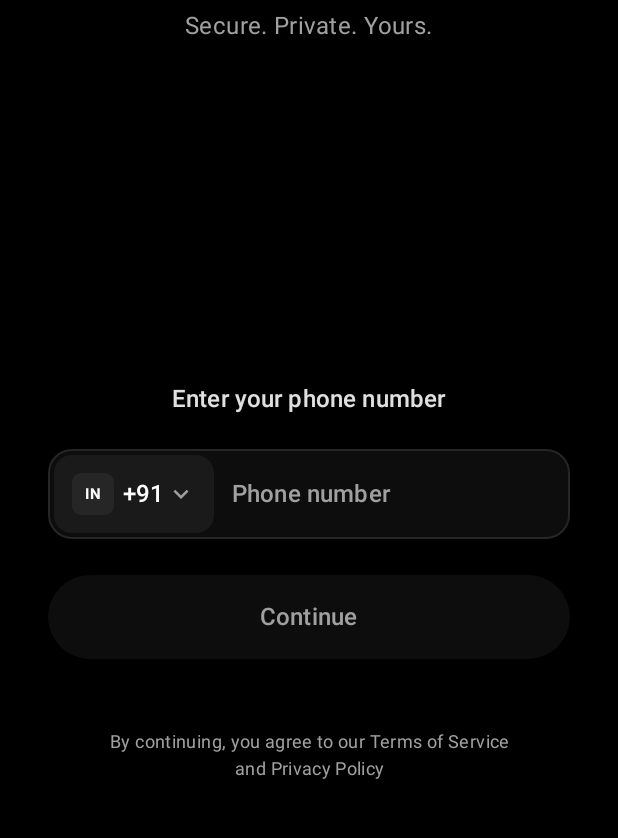
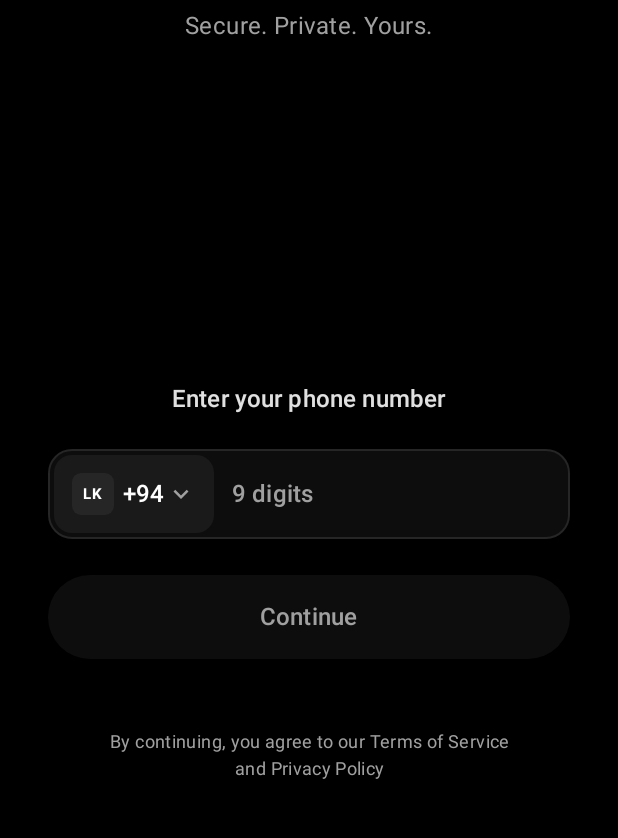
Before and after one commit to zakisheriff/One-Message, an Android app built with Jetpack Compose: the screen it shows after launch (MainActivity), on a phone screen of 412 x 824 dp, the part 361-1199 px from its top. Run offline under Robolectric (Android 15) with nearby library versions, the light colour scheme and no system bars.

Commit message:
Fix phone input UI: cursor, default country, length validation
- White cursor for visibility
- Sri Lanka (+94) as default country
- Country-specific phone number length validation
- Dynamic hint showing expected digit count
- Continue button only enables when correct length entered

```diff
--- a/app/src/main/java/com/example/onemessage/ui/screens/LoginScreen.kt
+++ b/app/src/main/java/com/example/onemessage/ui/screens/LoginScreen.kt
@@ -28,6 +28,7 @@ import androidx.compose.ui.Modifier
 import androidx.compose.ui.draw.clip
 import androidx.compose.ui.graphics.Brush
 import androidx.compose.ui.graphics.Color
+import androidx.compose.ui.graphics.SolidColor
 import androidx.compose.ui.text.font.FontWeight
 import androidx.compose.ui.text.input.KeyboardType
 import androidx.compose.ui.text.style.TextAlign
@@ -37,183 +38,188 @@ import androidx.compose.ui.unit.sp
 import androidx.compose.ui.window.Dialog
 import com.example.onemessage.ui.theme.OneMessageColors
 
-// Country data class
-data class Country(val name: String, val code: String, val dialCode: String, val flag: String)
+// Country data class with phone number length
+data class Country(
+        val name: String,
+        val code: String,
+        val dialCode: String,
+        val phoneLength: Int // Expected phone number length (without country code)
+)
 
-// Complete list of countries with dial codes
+// Complete list of countries with dial codes and phone lengths
 val allCountries =
         listOf(
-                Country("Afghanistan", "AF", "+93", "🇦🇫"),
-                Country("Albania", "AL", "+355", "🇦🇱"),
-                Country("Algeria", "DZ", "+213", "🇩🇿"),
-                Country("Andorra", "AD", "+376", "🇦🇩"),
-                Country("Angola", "AO", "+244", "🇦🇴"),
-                Country("Argentina", "AR", "+54", "🇦🇷"),
-                Country("Armenia", "AM", "+374", "🇦🇲"),
-                Country("Australia", "AU", "+61", "🇦🇺"),
-                Country("Austria", "AT", "+43", "🇦🇹"),
-                Country("Azerbaijan", "AZ", "+994", "🇦🇿"),
-                Country("Bahrain", "BH", "+973", "🇧🇭"),
-                Country("Bangladesh", "BD", "+880", "🇧🇩"),
-                Country("Belarus", "BY", "+375", "🇧🇾"),
-                Country("Belgium", "BE", "+32", "🇧🇪"),
-                Country("Belize", "BZ", "+501", "🇧🇿"),
-                Country("Benin", "BJ", "+229", "🇧🇯"),
-                Country("Bhutan", "BT", "+975", "🇧🇹"),
-                Country("Bolivia", "BO", "+591", "🇧🇴"),
-                Country("Bosnia and Herzegovina", "BA", "+387", "🇧🇦"),
-                Country("Botswana", "BW", "+267", "🇧🇼"),
-                Country("Brazil", "BR", "+55", "🇧🇷"),
-                Country("Brunei", "BN", "+673", "🇧🇳"),
-                Country("Bulgaria", "BG", "+359", "🇧🇬"),
-                Country("Burkina Faso", "BF", "+226", "🇧🇫"),
-                Country("Burundi", "BI", "+257", "🇧🇮"),
-                Country("Cambodia", "KH", "+855", "🇰🇭"),
-                Country("Cameroon", "CM", "+237", "🇨🇲"),
-                Country("Canada", "CA", "+1", "🇨🇦"),
-                Country("Cape Verde", "CV", "+238", "🇨🇻"),
-                Country("Central African Republic", "CF", "+236", "🇨🇫"),
-                Country("Chad", "TD", "+235", "🇹🇩"),
-                Country("Chile", "CL", "+56", "🇨🇱"),
-                Country("China", "CN", "+86", "🇨🇳"),
-                Country("Colombia", "CO", "+57", "🇨🇴"),
-                Country("Comoros", "KM", "+269", "🇰🇲"),
-                Country("Congo", "CG", "+242", "🇨🇬"),
-                Country("Costa Rica", "CR", "+506", "🇨🇷"),
-                Country("Croatia", "HR", "+385", "🇭🇷"),
-                Country("Cuba", "CU", "+53", "🇨🇺"),
-                Country("Cyprus", "CY", "+357", "🇨🇾"),
-                Country("Czech Republic", "CZ", "+420", "🇨🇿"),
-                Country("Denmark", "DK", "+45", "🇩🇰"),
-                Country("Djibouti", "DJ", "+253", "🇩🇯"),
-                Country("Dominican Republic", "DO", "+1", "🇩🇴"),
-                Country("Ecuador", "EC", "+593", "🇪🇨"),
-                Country("Egypt", "EG", "+20", "🇪🇬"),
-                Country("El Salvador", "SV", "+503", "🇸🇻"),
-                Country("Equatorial Guinea", "GQ", "+240", "🇬🇶"),
-                Country("Eritrea", "ER", "+291", "🇪🇷"),
-                Country("Estonia", "EE", "+372", "🇪🇪"),
-                Country("Eswatini", "SZ", "+268", "🇸🇿"),
-                Country("Ethiopia", "ET", "+251", "🇪🇹"),
-                Country("Fiji", "FJ", "+679", "🇫🇯"),
-                Country("Finland", "FI", "+358", "🇫🇮"),
-                Country("France", "FR", "+33", "🇫🇷"),
-                Country("Gabon", "GA", "+241", "🇬🇦"),
-                Country("Gambia", "GM", "+220", "🇬🇲"),
-                Country("Georgia", "GE", "+995", "🇬🇪"),
-                Country("Germany", "DE", "+49", "🇩🇪"),
-                Country("Ghana", "GH", "+233", "🇬🇭"),
-                Country("Greece", "GR", "+30", "🇬🇷"),
-                Country("Guatemala", "GT", "+502", "🇬🇹"),
-                Country("Guinea", "GN", "+224", "🇬🇳"),
-                Country("Guyana", "GY", "+592", "🇬🇾"),
-                Country("Haiti", "HT", "+509", "🇭🇹"),
-                Country("Honduras", "HN", "+504", "🇭🇳"),
-                Country("Hong Kong", "HK", "+852", "🇭🇰"),
-                Country("Hungary", "HU", "+36", "🇭🇺"),
-                Country("Iceland", "IS", "+354", "🇮🇸"),
-                Country("India", "IN", "+91", "🇮🇳"),
-                Country("Indonesia", "ID", "+62", "🇮🇩"),
-                Country("Iran", "IR", "+98", "🇮🇷"),
-                Country("Iraq", "IQ", "+964", "🇮🇶"),
-                Country("Ireland", "IE", "+353", "🇮🇪"),
-                Country("Israel", "IL", "+972", "🇮🇱"),
-                Country("Italy", "IT", "+39", "🇮🇹"),
-                Country("Jamaica", "JM", "+1", "🇯🇲"),
-                Country("Japan", "JP", "+81", "🇯🇵"),
-                Country("Jordan", "JO", "+962", "🇯🇴"),
-                Country("Kazakhstan", "KZ", "+7", "🇰🇿"),
-                Country("Kenya", "KE", "+254", "🇰🇪"),
-                Country("Kuwait", "KW", "+965", "🇰🇼"),
-                Country("Kyrgyzstan", "KG", "+996", "🇰🇬"),
-                Country("Laos", "LA", "+856", "🇱🇦"),
-                Country("Latvia", "LV", "+371", "🇱🇻"),
-                Country("Lebanon", "LB", "+961", "🇱🇧"),
-                Country("Lesotho", "LS", "+266", "🇱🇸"),
-                Country("Liberia", "LR", "+231", "🇱🇷"),
-                Country("Libya", "LY", "+218", "🇱🇾"),
-                Country("Liechtenstein", "LI", "+423", "🇱🇮"),
-                Country("Lithuania", "LT", "+370", "🇱🇹"),
-                Country("Luxembourg", "LU", "+352", "🇱🇺"),
-                Country("Macao", "MO", "+853", "🇲🇴"),
-                Country("Madagascar", "MG", "+261", "🇲🇬"),
-                Country("Malawi", "MW", "+265", "🇲🇼"),
-                Country("Malaysia", "MY", "+60", "🇲🇾"),
-                Country("Maldives", "MV", "+960", "🇲🇻"),
-                Country("Mali", "ML", "+223", "🇲🇱"),
-                Country("Malta", "MT", "+356", "🇲🇹"),
-                Country("Mauritania", "MR", "+222", "🇲🇷"),
-                Country("Mauritius", "MU", "+230", "🇲🇺"),
-                Country("Mexico", "MX", "+52", "🇲🇽"),
-                Country("Moldova", "MD", "+373", "🇲🇩"),
-                Country("Monaco", "MC", "+377", "🇲🇨"),
-                Country("Mongolia", "MN", "+976", "🇲🇳"),
-                Country("Montenegro", "ME", "+382", "🇲🇪"),
-                Country("Morocco", "MA", "+212", "🇲🇦"),
-                Country("Mozambique", "MZ", "+258", "🇲🇿"),
-                Country("Myanmar", "MM", "+95", "🇲🇲"),
-                Country("Namibia", "NA", "+264", "🇳🇦"),
-                Country("Nepal", "NP", "+977", "🇳🇵"),
-                Country("Netherlands", "NL", "+31", "🇳🇱"),
-                Country("New Zealand", "NZ", "+64", "🇳🇿"),
-                Country("Nicaragua", "NI", "+505", "🇳🇮"),
-                Country("Niger", "NE", "+227", "🇳🇪"),
-                Country("Nigeria", "NG", "+234", "🇳🇬"),
-                Country("North Korea", "KP", "+850", "🇰🇵"),
-                Country("North Macedonia", "MK", "+389", "🇲🇰"),
-                Country("Norway", "NO", "+47", "🇳🇴"),
-                Country("Oman", "OM", "+968", "🇴🇲"),
-                Country("Pakistan", "PK", "+92", "🇵🇰"),
-                Country("Palestine", "PS", "+970", "🇵🇸"),
-                Country("Panama", "PA", "+507", "🇵🇦"),
-                Country("Papua New Guinea", "PG", "+675", "🇵🇬"),
-                Country("Paraguay", "PY", "+595", "🇵🇾"),
-                Country("Peru", "PE", "+51", "🇵🇪"),
-                Country("Philippines", "PH", "+63", "🇵🇭"),
-                Country("Poland", "PL", "+48", "🇵🇱"),
-                Country("Portugal", "PT", "+351", "🇵🇹"),
-                Country("Qatar", "QA", "+974", "🇶🇦"),
-                Country("Romania", "RO", "+40", "🇷🇴"),
-                Country("Russia", "RU", "+7", "🇷🇺"),
-                Country("Rwanda", "RW", "+250", "🇷🇼"),
-                Country("Saudi Arabia", "SA", "+966", "🇸🇦"),
-                Country("Senegal", "SN", "+221", "🇸🇳"),
-                Country("Serbia", "RS", "+381", "🇷🇸"),
-                Country("Singapore", "SG", "+65", "🇸🇬"),
-                Country("Slovakia", "SK", "+421", "🇸🇰"),
-                Country("Slovenia", "SI", "+386", "🇸🇮"),
-                Country("Somalia", "SO", "+252", "🇸🇴"),
-                Country("South Africa", "ZA", "+27", "🇿🇦"),
-                Country("South Korea", "KR", "+82", "🇰🇷"),
-                Country("South Sudan", "SS", "+211", "🇸🇸"),
-                Country("Spain", "ES", "+34", "🇪🇸"),
-                Country("Sri Lanka", "LK", "+94", "🇱🇰"),
-                Country("Sudan", "SD", "+249", "🇸🇩"),
-                Country("Suriname", "SR", "+597", "🇸🇷"),
-                Country("Sweden", "SE", "+46", "🇸🇪"),
-                Country("Switzerland", "CH", "+41", "🇨🇭"),
-                Country("Syria", "SY", "+963", "🇸🇾"),
-                Country("Taiwan", "TW", "+886", "🇹🇼"),
-                Country("Tajikistan", "TJ", "+992", "🇹🇯"),
-                Country("Tanzania", "TZ", "+255", "🇹🇿"),
-                Country("Thailand", "TH", "+66", "🇹🇭"),
-                Country("Togo", "TG", "+228", "🇹🇬"),
-                Country("Trinidad and Tobago", "TT", "+1", "🇹🇹"),
-                Country("Tunisia", "TN", "+216", "🇹🇳"),
-                Country("Turkey", "TR", "+90", "🇹🇷"),
-                Country("Turkmenistan", "TM", "+993", "🇹🇲"),
-                Country("Uganda", "UG", "+256", "🇺🇬"),
-                Country("Ukraine", "UA", "+380", "🇺🇦"),
-                Country("United Arab Emirates", "AE", "+971", "🇦🇪"),
-                Country("United Kingdom", "GB", "+44", "🇬🇧"),
-                Country("United States", "US", "+1", "🇺🇸"),
-                Country("Uruguay", "UY", "+598", "🇺🇾"),
-                Country("Uzbekistan", "UZ", "+998", "🇺🇿"),
-                Country("Venezuela", "VE", "+58", "🇻🇪"),
-                Country("Vietnam", "VN", "+84", "🇻🇳"),
-                Country("Yemen", "YE", "+967", "🇾🇪"),
-                Country("Zambia", "ZM", "+260", "🇿🇲"),
-                Country("Zimbabwe", "ZW", "+263", "🇿🇼")
+                Country("Afghanistan", "AF", "+93", 9),
+                Country("Albania", "AL", "+355", 9),
+                Country("Algeria", "DZ", "+213", 9),
+                Country("Andorra", "AD", "+376", 6),
+                Country("Angola", "AO", "+244", 9),
+                Country("Argentina", "AR", "+54", 10),
+                Country("Armenia", "AM", "+374", 8),
+                Country("Australia", "AU", "+61", 9),
+                Country("Austria", "AT", "+43", 10),
+                Country("Azerbaijan", "AZ", "+994", 9),
+                Country("Bahrain", "BH", "+973", 8),
+                Country("Bangladesh", "BD", "+880", 10),
+                Country("Belarus", "BY", "+375", 9),
+                Country("Belgium", "BE", "+32", 9),
+                Country("Belize", "BZ", "+501", 7),
+                Country("Benin", "BJ", "+229", 8),
+                Country("Bhutan", "BT", "+975", 8),
+                Country("Bolivia", "BO", "+591", 8),
+                Country("Bosnia and Herzegovina", "BA", "+387", 8),
+                Country("Botswana", "BW", "+267", 8),
+                Country("Brazil", "BR", "+55", 11),
+                Country("Brunei", "BN", "+673", 7),
+                Country("Bulgaria", "BG", "+359", 9),
+                Country("Burkina Faso", "BF", "+226", 8),
+                Country("Burundi", "BI", "+257", 8),
+                Country("Cambodia", "KH", "+855", 9),
+                Country("Cameroon", "CM", "+237", 9),
+                Country("Canada", "CA", "+1", 10),
+                Country("Cape Verde", "CV", "+238", 7),
+                Country("Central African Republic", "CF", "+236", 8),
+                Country("Chad", "TD", "+235", 8),
+                Country("Chile", "CL", "+56", 9),
+                Country("China", "CN", "+86", 11),
+                Country("Colombia", "CO", "+57", 10),
+                Country("Comoros", "KM", "+269", 7),
+                Country("Congo", "CG", "+242", 9),
+                Country("Costa Rica", "CR", "+506", 8),
+                Country("Croatia", "HR", "+385", 9),
+                Country("Cuba", "CU", "+53", 8),
+                Country("Cyprus", "CY", "+357", 8),
+                Country("Czech Republic", "CZ", "+420", 9),
+                Country("Denmark", "DK", "+45", 8),
+                Country("Djibouti", "DJ", "+253", 8),
+                Country("Dominican Republic", "DO", "+1", 10),
+                Country("Ecuador", "EC", "+593", 9),
+                Country("Egypt", "EG", "+20", 10),
+                Country("El Salvador", "SV", "+503", 8),
+                Country("Equatorial Guinea", "GQ", "+240", 9),
+                Country("Eritrea", "ER", "+291", 7),
+                Country("Estonia", "EE", "+372", 8),
+                Country("Eswatini", "SZ", "+268", 8),
+                Country("Ethiopia", "ET", "+251", 9),
+                Country("Fiji", "FJ", "+679", 7),
+                Country("Finland", "FI", "+358", 10),
+                Country("France", "FR", "+33", 9),
+                Country("Gabon", "GA", "+241", 7),
+                Country("Gambia", "GM", "+220", 7),
+                Country("Georgia", "GE", "+995", 9),
+                Country("Germany", "DE", "+49", 11),
+                Country("Ghana", "GH", "+233", 9),
+                Country("Greece", "GR", "+30", 10),
+                Country("Guatemala", "GT", "+502", 8),
+                Country("Guinea", "GN", "+224", 9),
+                Country("Guyana", "GY", "+592", 7),
+                Country("Haiti", "HT", "+509", 8),
+                Country("Honduras", "HN", "+504", 8),
+                Country("Hong Kong", "HK", "+852", 8),
+                Country("Hungary", "HU", "+36", 9),
+                Country("Iceland", "IS", "+354", 7),
+                Country("India", "IN", "+91", 10),
+                Country("Indonesia", "ID", "+62", 11),
+                Country("Iran", "IR", "+98", 10),
+                Country("Iraq", "IQ", "+964", 10),
+                Country("Ireland", "IE", "+353", 9),
+                Country("Israel", "IL", "+972", 9),
+                Country("Italy", "IT", "+39", 10),
+                Country("Jamaica", "JM", "+1", 10),
+                Country("Japan", "JP", "+81", 10),
+                Country("Jordan", "JO", "+962", 9),
+                Country("Kazakhstan", "KZ", "+7", 10),
+                Country("Kenya", "KE", "+254", 9),
+                Country("Kuwait", "KW", "+965", 8),
+                Country("Kyrgyzstan", "KG", "+996", 9),
+                Country("Laos", "LA", "+856", 10),
+                Country("Latvia", "LV", "+371", 8),
+                Country("Lebanon", "LB", "+961", 8),
+                Country("Lesotho", "LS", "+266", 8),
+                Country("Liberia", "LR", "+231", 9),
+                Country("Libya", "LY", "+218", 10),
+                Country("Liechtenstein", "LI", "+423", 7),
+                Country("Lithuania", "LT", "+370", 8),
+                Country("Luxembourg", "LU", "+352", 9),
+                Country("Macao", "MO", "+853", 8),
+                Country("Madagascar", "MG", "+261", 9),
+                Country("Malawi", "MW", "+265", 9),
+                Country("Malaysia", "MY", "+60", 10),
+                Country("Maldives", "MV", "+960", 7),
+                Country("Mali", "ML", "+223", 8),
+                Country("Malta", "MT", "+356", 8),
+                Country("Mauritania", "MR", "+222", 8),
+                Country("Mauritius", "MU", "+230", 8),
+                Country("Mexico", "MX", "+52", 10),
+                Country("Moldova", "MD", "+373", 8),
+                Country("Monaco", "MC", "+377", 8),
+                Country("Mongolia", "MN", "+976", 8),
+                Country("Montenegro", "ME", "+382", 8),
+                Country("Morocco", "MA", "+212", 9),
+                Country("Mozambique", "MZ", "+258", 9),
+                Country("Myanmar", "MM", "+95", 10),
+                Country("Namibia", "NA", "+264", 9),
+                Country("Nepal", "NP", "+977", 10),
+                Country("Netherlands", "NL", "+31", 9),
+                Country("New Zealand", "NZ", "+64", 9),
+                Country("Nicaragua", "NI", "+505", 8),
+                Country("Niger", "NE", "+227", 8),
+                Country("Nigeria", "NG", "+234", 10),
+                Country("North Korea", "KP", "+850", 10),
+                Country("North Macedonia", "MK", "+389", 8),
+                Country("Norway", "NO", "+47", 8),
+                Country("Oman", "OM", "+968", 8),
+                Country("Pakistan", "PK", "+92", 10),
+                Country("Palestine", "PS", "+970", 9),
+                Country("Panama", "PA", "+507", 8),
+                Country("Papua New Guinea", "PG", "+675", 8),
+                Country("Paraguay", "PY", "+595", 9),
+                Country("Peru", "PE", "+51", 9),
+                Country("Philippines", "PH", "+63", 10),
+                Country("Poland", "PL", "+48", 9),
+                Country("Portugal", "PT", "+351", 9),
+                Country("Qatar", "QA", "+974", 8),
+                Country("Romania", "RO", "+40", 10),
+                Country("Russia", "RU", "+7", 10),
+                Country("Rwanda", "RW", "+250", 9),
+                Country("Saudi Arabia", "SA", "+966", 9),
+                Country("Senegal", "SN", "+221", 9),
+                Country("Serbia", "RS", "+381", 9),
+                Country("Singapore", "SG", "+65", 8),
+                Country("Slovakia", "SK", "+421", 9),
+                Country("Slovenia", "SI", "+386", 8),
+                Country("Somalia", "SO", "+252", 8),
+                Country("South Africa", "ZA", "+27", 9),
+                Country("South Korea", "KR", "+82", 10),
+                Country("South Sudan", "SS", "+211", 9),
+                Country("Spain", "ES", "+34", 9),
+                Country("Sri Lanka", "LK", "+94", 9),
+                Country("Sudan", "SD", "+249", 9),
+                Country("Suriname", "SR", "+597", 7),
+                Country("Sweden", "SE", "+46", 10),
+                Country("Switzerland", "CH", "+41", 9),
+                Country("Syria", "SY", "+963", 9),
+                Country("Taiwan", "TW", "+886", 9),
+                Country("Tajikistan", "TJ", "+992", 9),
+                Country("Tanzania", "TZ", "+255", 9),
+                Country("Thailand", "TH", "+66", 9),
+                Country("Togo", "TG", "+228", 8),
+                Country("Trinidad and Tobago", "TT", "+1", 10),
+                Country("Tunisia", "TN", "+216", 8),
+                Country("Turkey", "TR", "+90", 10),
+                Country("Turkmenistan", "TM", "+993", 8),
+                Country("Uganda", "UG", "+256", 9),
+                Country("Ukraine", "UA", "+380", 9),
+                Country("United Arab Emirates", "AE", "+971", 9),
+                Country("United Kingdom", "GB", "+44", 10),
+                Country("United States", "US", "+1", 10),
+                Country("Uruguay", "UY", "+598", 8),
+                Country("Uzbekistan", "UZ", "+998", 9),
+                Country("Venezuela", "VE", "+58", 10),
+                Country("Vietnam", "VN", "+84", 10),
+                Country("Yemen", "YE", "+967", 9),
+                Country("Zambia", "ZM", "+260", 9),
+                Country("Zimbabwe", "ZW", "+263", 9)
         )
 
 @Composable
@@ -224,7 +230,7 @@ fun LoginScreen(onLoginSuccess: () -> Unit = {}) {
         var isLoading by remember { mutableStateOf(false) }
         var errorMessage by remember { mutableStateOf<String?>(null) }
         var selectedCountry by remember {
-                mutableStateOf(allCountries.find { it.code == "IN" } ?: allCountries.first())
+                mutableStateOf(allCountries.find { it.code == "LK" } ?: allCountries.first())
         }
         var showCountryPicker by remember { mutableStateOf(false) }
 
@@ -326,7 +332,9 @@ fun LoginScreen(onLoginSuccess: () -> Unit = {}) {
                                         selectedCountry = selectedCountry,
                                         onCountryClick = { showCountryPicker = true },
                                         onRequestOtp = {
-                                                if (phoneNumber.length >= 7) {
+                                                if (phoneNumber.length ==
+                                                                selectedCountry.phoneLength
+                                                ) {
                                                         isLoading = true
                                                         // TODO: Call backend to send OTP
                                                         // For now, simulate
@@ -334,7 +342,7 @@ fun LoginScreen(onLoginSuccess: () -> Unit = {}) {
                                                         isLoading = false
                                                 } else {
                                                         errorMessage =
-                                                                "Please enter a valid phone number"
+                                                                "Phone number must be ${selectedCountry.phoneLength} digits for ${selectedCountry.name}"
                                                 }
                                         },
                                         isLoading = isLoading
@@ -675,13 +683,16 @@ private fun PhoneNumberInput(
                         BasicTextField(
                                 value = phoneNumber,
                                 onValueChange = {
-                                        if (it.length <= 15 && it.all { c -> c.isDigit() })
+                                        if (it.length <= selectedCountry.phoneLength &&
+                                                        it.all { c -> c.isDigit() }
+                                        )
                                                 onPhoneNumberChange(it)
                                 },
                                 textStyle =
                                         MaterialTheme.typography.titleMedium.copy(
                                                 color = OneMessageColors.TextPrimary
                                         ),
+                                cursorBrush = SolidColor(OneMessageColors.White),
                                 keyboardOptions =
                                         KeyboardOptions(keyboardType = KeyboardType.Phone),
                                 modifier =
@@ -691,7 +702,8 @@ private fun PhoneNumberInput(
                                         Box {
                                                 if (phoneNumber.isEmpty()) {
                                                         Text(
-                                                                text = "Phone number",
+                                                                text =
+                                                                        "${selectedCountry.phoneLength} digits",
                                                                 color = OneMessageColors.TextMuted,
                                                                 style =
                                                                         MaterialTheme.typography
@@ -709,7 +721,7 @@ private fun PhoneNumberInput(
                 // Continue button
                 Button(
                         onClick = onRequestOtp,
-                        enabled = phoneNumber.length >= 7 && !isLoading,
+                        enabled = phoneNumber.length == selectedCountry.phoneLength && !isLoading,
                         modifier = Modifier.fillMaxWidth().height(56.dp),
                         shape = RoundedCornerShape(28.dp),
                         colors =
```
